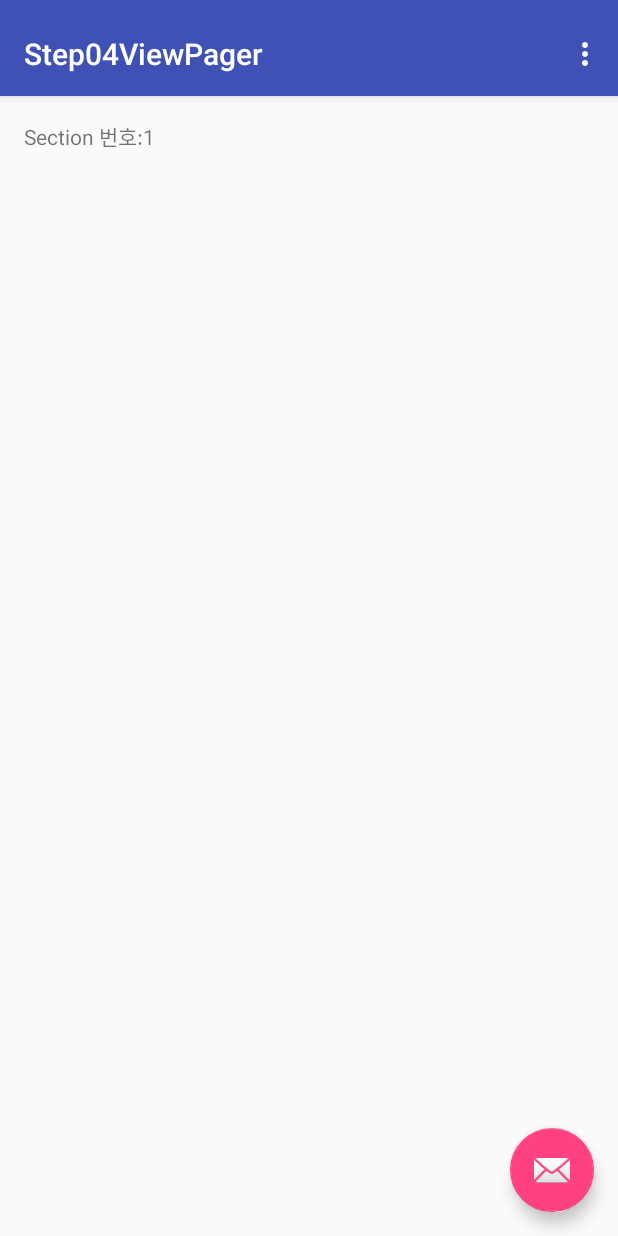
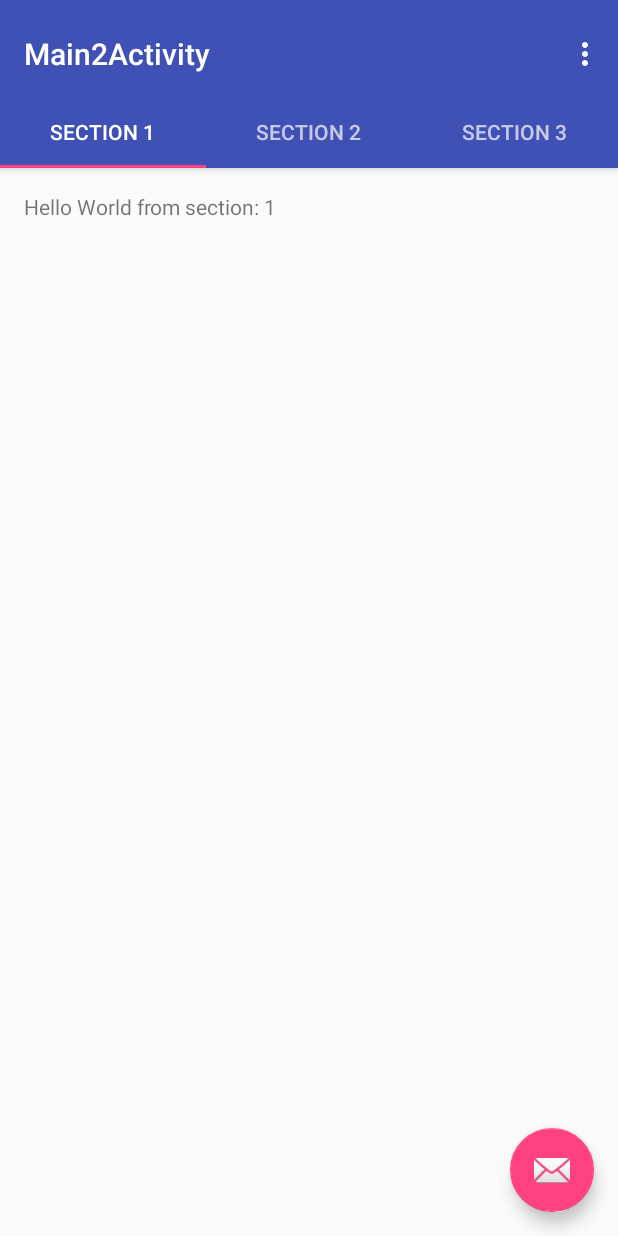
Before and after one commit to oli999/Chapter02, an Android app: the screen it shows after launch (MainActivity before the commit, Main2Activity after it), on a phone screen of 412 x 824 dp. Run offline under Robolectric (Android 15) with nearby library versions, the phone set to English and light mode, and no system bars.

Commit message:
step04viewpager , step04example 수정됨

```diff
--- a/step04example_t/src/main/AndroidManifest.xml
+++ b/step04example_t/src/main/AndroidManifest.xml
@@ -5,6 +5,10 @@
     <application android:allowBackup="true" android:icon="@mipmap/ic_launcher"
         android:label="@string/app_name" android:supportsRtl="true" android:theme="@style/AppTheme">
         <activity android:name=".MainActivity" android:label="@string/app_name"
+            android:theme="@style/AppTheme.NoActionBar">
+
+        </activity>
+        <activity android:name=".Main2Activity" android:label="@string/app_name"
             android:theme="@style/AppTheme.NoActionBar">
             <intent-filter>
                 <action android:name="android.intent.action.MAIN" />
--- /dev/null
+++ b/step04viewpager_t/src/main/java/com/gura/step04viewpager/Main2Activity.java
@@ -0,0 +1,152 @@
+package com.gura.step04viewpager;
+
+import android.support.design.widget.TabLayout;
+import android.support.design.widget.FloatingActionButton;
+import android.support.design.widget.Snackbar;
+import android.support.v7.app.AppCompatActivity;
+import android.support.v7.widget.Toolbar;
+
+import android.support.v4.app.Fragment;
+import android.support.v4.app.FragmentManager;
+import android.support.v4.app.FragmentPagerAdapter;
+import android.support.v4.view.ViewPager;
+import android.os.Bundle;
+import android.view.LayoutInflater;
+import android.view.Menu;
+import android.view.MenuItem;
+import android.view.View;
+import android.view.ViewGroup;
+
+import android.widget.TextView;
+
+public class Main2Activity extends AppCompatActivity {
+
+
+    private SectionsPagerAdapter mSectionsPagerAdapter;
+
+
+    private ViewPager mViewPager;
+
+    @Override
+    protected void onCreate(Bundle savedInstanceState) {
+        super.onCreate(savedInstanceState);
+        setContentView(R.layout.activity_main2);
+
+        Toolbar toolbar = (Toolbar) findViewById(R.id.toolbar);
+        setSupportActionBar(toolbar);
+
+        mSectionsPagerAdapter = new SectionsPagerAdapter(getSupportFragmentManager());
+
+
+        mViewPager = (ViewPager) findViewById(R.id.container);
+        mViewPager.setAdapter(mSectionsPagerAdapter);
+
+        TabLayout tabLayout = (TabLayout) findViewById(R.id.tabs);
+        tabLayout.setupWithViewPager(mViewPager);
+
+        FloatingActionButton fab = (FloatingActionButton) findViewById(R.id.fab);
+        fab.setOnClickListener(new View.OnClickListener() {
+            @Override
+            public void onClick(View view) {
+                Snackbar.make(view, "Replace with your own action", Snackbar.LENGTH_LONG)
+                        .setAction("Action", null).show();
+            }
+        });
+
+    }
+
+
+    @Override
+    public boolean onCreateOptionsMenu(Menu menu) {
+        // Inflate the menu; this adds items to the action bar if it is present.
+        getMenuInflater().inflate(R.menu.menu_main2, menu);
+        return true;
+    }
+
+    @Override
+    public boolean onOptionsItemSelected(MenuItem item) {
+        // Handle action bar item clicks here. The action bar will
+        // automatically handle clicks on the Home/Up button, so long
+        // as you specify a parent activity in AndroidManifest.xml.
+        int id = item.getItemId();
+
+        //noinspection SimplifiableIfStatement
+        if (id == R.id.action_settings) {
+            return true;
+        }
+
+        return super.onOptionsItemSelected(item);
+    }
+
+    /**
+     * A placeholder fragment containing a simple view.
+     */
+    public static class PlaceholderFragment extends Fragment {
+        /**
+         * The fragment argument representing the section number for this
+         * fragment.
+         */
+        private static final String ARG_SECTION_NUMBER = "section_number";
+
+        public PlaceholderFragment() {
+        }
+
+        /**
+         * Returns a new instance of this fragment for the given section
+         * number.
+         */
+        public static PlaceholderFragment newInstance(int sectionNumber) {
+            PlaceholderFragment fragment = new PlaceholderFragment();
+            Bundle args = new Bundle();
+            args.putInt(ARG_SECTION_NUMBER, sectionNumber);
+            fragment.setArguments(args);
+            return fragment;
+        }
+
+        @Override
+        public View onCreateView(LayoutInflater inflater, ViewGroup container,
+                                 Bundle savedInstanceState) {
+            View rootView = inflater.inflate(R.layout.fragment_main2, container, false);
+            TextView textView = (TextView) rootView.findViewById(R.id.section_label);
+            textView.setText(getString(R.string.section_format, getArguments().getInt(ARG_SECTION_NUMBER)));
+            return rootView;
+        }
+    }
+
+    /**
+     * A {@link FragmentPagerAdapter} that returns a fragment corresponding to
+     * one of the sections/tabs/pages.
+     */
+    public class SectionsPagerAdapter extends FragmentPagerAdapter {
+
+        public SectionsPagerAdapter(FragmentManager fm) {
+            super(fm);
+        }
+
+        @Override
+        public Fragment getItem(int position) {
+            // getItem is called to instantiate the fragment for the given page.
+            // Return a PlaceholderFragment (defined as a static inner class below).
+            return PlaceholderFragment.newInstance(position + 1);
+        }
+
+        @Override
+        public int getCount() {
+            // Show 3 total pages.
+            return 3;
+        }
+
+        @Override
+        public CharSequence getPageTitle(int position) {
+            switch (position) {
+                case 0:
+                    return "SECTION 1";
+                case 1:
+                    return "SECTION 2";
+                case 2:
+                    return "SECTION 3";
+            }
+            return null;
+        }
+    }
+}
--- /dev/null
+++ b/step04viewpager_t/src/main/res/layout/activity_main2.xml
@@ -0,0 +1,49 @@
+<?xml version="1.0" encoding="utf-8"?>
+<android.support.design.widget.CoordinatorLayout xmlns:android="http://schemas.android.com/apk/res/android"
+    xmlns:app="http://schemas.android.com/apk/res-auto"
+    xmlns:tools="http://schemas.android.com/tools"
+    android:id="@+id/main_content"
+    android:layout_width="match_parent"
+    android:layout_height="match_parent"
+    android:fitsSystemWindows="true"
+    tools:context="com.gura.step04viewpager.Main2Activity">
+
+    <android.support.design.widget.AppBarLayout
+        android:id="@+id/appbar"
+        android:layout_width="match_parent"
+        android:layout_height="wrap_content"
+        android:paddingTop="@dimen/appbar_padding_top"
+        android:theme="@style/AppTheme.AppBarOverlay">
+
+        <android.support.v7.widget.Toolbar
+            android:id="@+id/toolbar"
+            android:layout_width="match_parent"
+            android:layout_height="?attr/actionBarSize"
+            android:background="?attr/colorPrimary"
+            app:layout_scrollFlags="scroll|enterAlways"
+            app:popupTheme="@style/AppTheme.PopupOverlay">
+
+        </android.support.v7.widget.Toolbar>
+
+        <android.support.design.widget.TabLayout
+            android:id="@+id/tabs"
+            android:layout_width="match_parent"
+            android:layout_height="wrap_content" />
+
+    </android.support.design.widget.AppBarLayout>
+
+    <android.support.v4.view.ViewPager
+        android:id="@+id/container"
+        android:layout_width="match_parent"
+        android:layout_height="match_parent"
+        app:layout_behavior="@string/appbar_scrolling_view_behavior" />
+
+    <android.support.design.widget.FloatingActionButton
+        android:id="@+id/fab"
+        android:layout_width="wrap_content"
+        android:layout_height="wrap_content"
+        android:layout_gravity="end|bottom"
+        android:layout_margin="@dimen/fab_margin"
+        app:srcCompat="@android:drawable/ic_dialog_email" />
+
+</android.support.design.widget.CoordinatorLayout>
--- /dev/null
+++ b/step04viewpager_t/src/main/res/layout/fragment_main2.xml
@@ -0,0 +1,16 @@
+<RelativeLayout xmlns:android="http://schemas.android.com/apk/res/android"
+    xmlns:tools="http://schemas.android.com/tools"
+    android:layout_width="match_parent"
+    android:layout_height="match_parent"
+    android:paddingBottom="@dimen/activity_vertical_margin"
+    android:paddingLeft="@dimen/activity_horizontal_margin"
+    android:paddingRight="@dimen/activity_horizontal_margin"
+    android:paddingTop="@dimen/activity_vertical_margin"
+    tools:context="com.gura.step04viewpager.Main2Activity$PlaceholderFragment">
+
+    <TextView
+        android:id="@+id/section_label"
+        android:layout_width="wrap_content"
+        android:layout_height="wrap_content" />
+
+</RelativeLayout>
--- /dev/null
+++ b/step04viewpager_t/src/main/res/menu/menu_main2.xml
@@ -0,0 +1,10 @@
+<menu xmlns:android="http://schemas.android.com/apk/res/android"
+    xmlns:app="http://schemas.android.com/apk/res-auto"
+    xmlns:tools="http://schemas.android.com/tools"
+    tools:context="com.gura.step04viewpager.Main2Activity">
+    <item
+        android:id="@+id/action_settings"
+        android:orderInCategory="100"
+        android:title="@string/action_settings"
+        app:showAsAction="never" />
+</menu>
--- a/step04viewpager_t/src/main/res/values-v21/styles.xml
+++ b/step04viewpager_t/src/main/res/values-v21/styles.xml
@@ -1,4 +1,5 @@
 <resources>
+
     <style name="AppTheme.NoActionBar">
         <item name="windowActionBar">false</item>
         <item name="windowNoTitle">true</item>
--- a/step04viewpager_t/src/main/res/values/strings.xml
+++ b/step04viewpager_t/src/main/res/values/strings.xml
@@ -2,4 +2,5 @@
     <string name="app_name">Step04ViewPager</string>
     <string name="action_settings">Settings</string>
     <string name="section_format">Hello World from section: %1$d</string>
+    <string name="title_activity_main2">Main2Activity</string>
 </resources>
--- a/step04viewpager_t/src/main/res/values/styles.xml
+++ b/step04viewpager_t/src/main/res/values/styles.xml
@@ -7,11 +7,14 @@
         <item name="colorPrimaryDark">@color/colorPrimaryDark</item>
         <item name="colorAccent">@color/colorAccent</item>
     </style>
+
     <style name="AppTheme.NoActionBar">
         <item name="windowActionBar">false</item>
         <item name="windowNoTitle">true</item>
     </style>
+
     <style name="AppTheme.AppBarOverlay" parent="ThemeOverlay.AppCompat.Dark.ActionBar" />
+
     <style name="AppTheme.PopupOverlay" parent="ThemeOverlay.AppCompat.Light" />
 
 </resources>
```
Also changed, not shown: step04example_t/src/main/java/com/gura/step04example/Main2Activity.java (added, +205 -0 lines), step04example_t/src/main/res/layout/activity_main2.xml (added, +36 -0 lines), step04viewpager_t/src/main/AndroidManifest.xml (+15 -3 lines).
